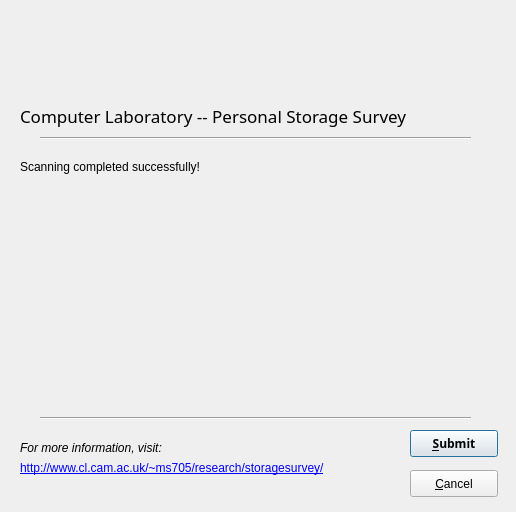
ms705/storagestudy, file src/gui/finished.ui: the form before one commit.
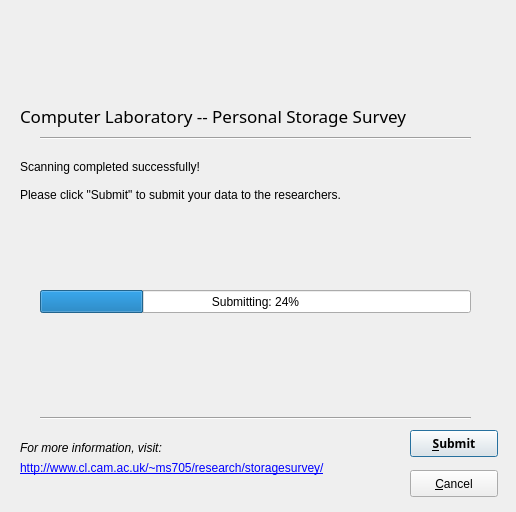
The form after the commit. Icons and pictures are not drawn.

Commit message: Added submission progress bar (currently non-functional); submitter code a bit broken

```diff
--- a/src/gui/finished.ui
+++ b/src/gui/finished.ui
@@ -121,7 +121,9 @@
     </rect>
    </property>
    <property name="text">
-    <string>Scanning completed successfully!</string>
+    <string>Scanning completed successfully! 
+
+Please click &quot;Submit&quot; to submit your data to the researchers.</string>
    </property>
    <property name="alignment">
     <set>Qt::AlignLeading|Qt::AlignLeft|Qt::AlignTop</set>
@@ -193,6 +195,28 @@
     <string>&amp;Cancel</string>
    </property>
   </widget>
+  <widget class="QProgressBar" name="progressBar">
+   <property name="enabled">
+    <bool>true</bool>
+   </property>
+   <property name="geometry">
+    <rect>
+     <x>40</x>
+     <y>290</y>
+     <width>431</width>
+     <height>23</height>
+    </rect>
+   </property>
+   <property name="value">
+    <number>24</number>
+   </property>
+   <property name="invertedAppearance">
+    <bool>false</bool>
+   </property>
+   <property name="format">
+    <string>Submitting: %p%</string>
+   </property>
+  </widget>
  </widget>
  <resources>
   <include location="../../../../../../../auto/homes/ms705/scratch/survey/HomeDirSurvey/res/qtresources.qrc"/>
```
The commit also changes 2 other files.
